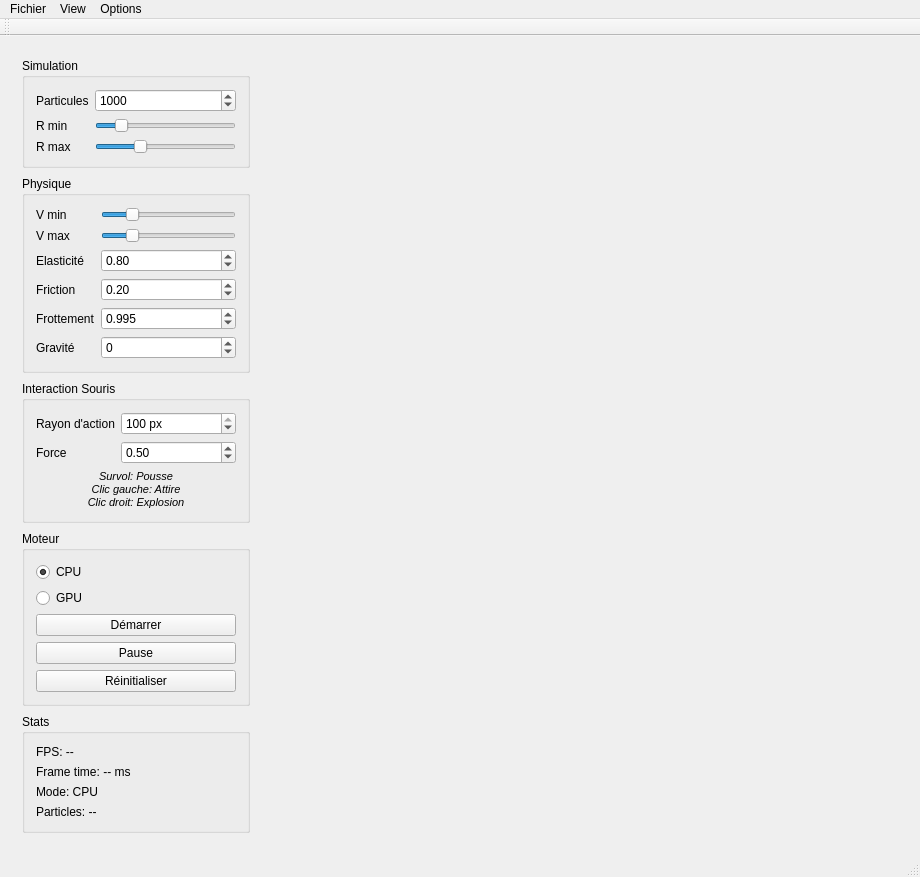
arcreane/gpu-cuda-in518_abdillah_aguessy_mathieu, file PartiQleStudio/ui/MainWindow.ui: the form before one commit.
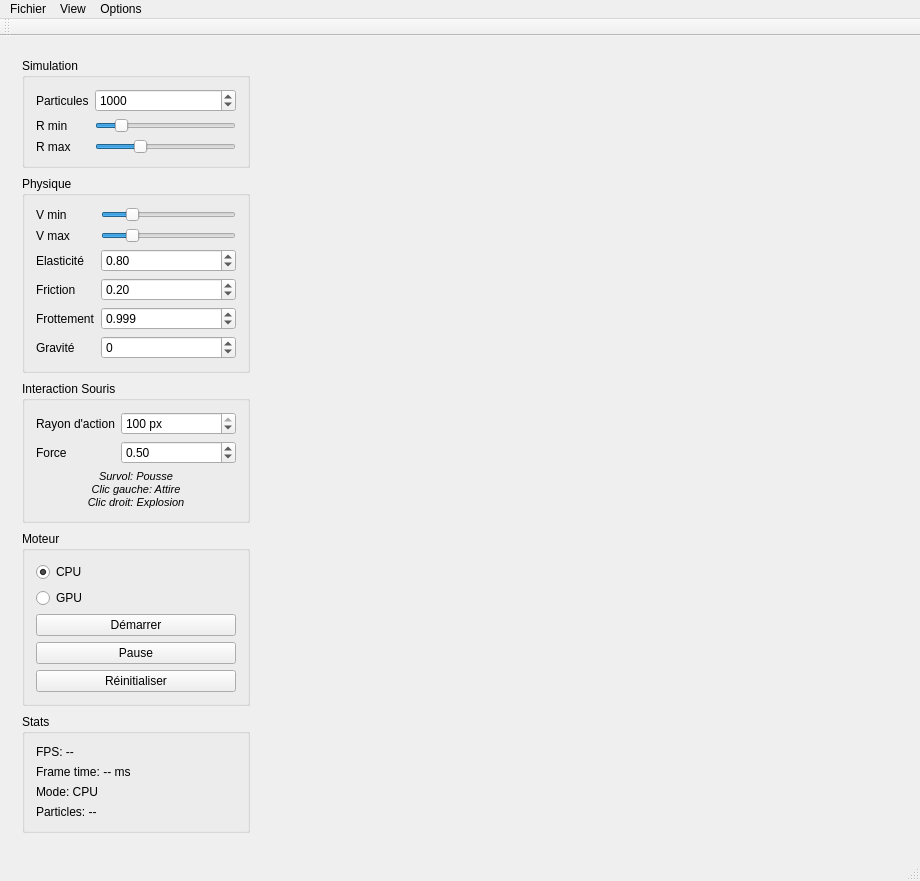
The form after the commit.

```diff
--- a/PartiQleStudio/ui/MainWindow.ui
+++ b/PartiQleStudio/ui/MainWindow.ui
@@ -7,7 +7,7 @@
     <x>0</x>
     <y>0</y>
     <width>920</width>
-    <height>841</height>
+    <height>881</height>
    </rect>
   </property>
   <property name="windowTitle">
@@ -219,7 +219,7 @@
              <double>0.001000000000000</double>
             </property>
             <property name="value">
-             <double>0.995000000000000</double>
+             <double>0.999000000000000</double>
             </property>
            </widget>
           </item>
```
Left out of the diff: 7 changed lines with no effect on the pictures.
